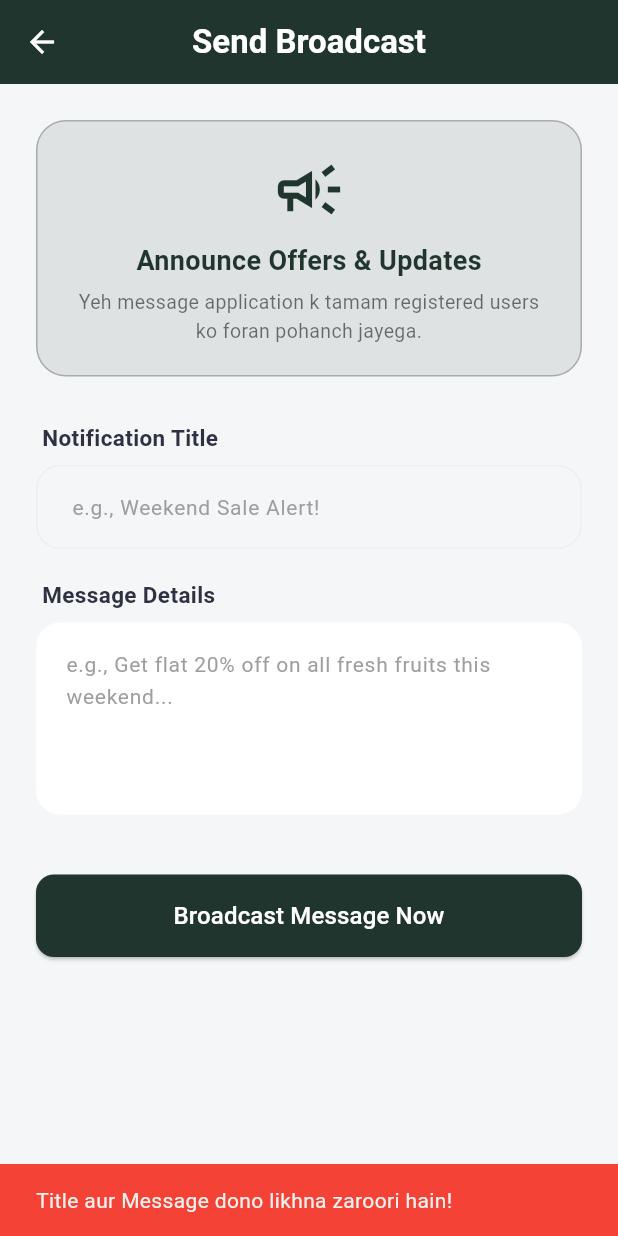
After one commit to RehanAhmadDev/zafgoal, a Flutter app: the SendNotificationPage screen opened directly, after a tap on "Broadcast Message Now", on a phone screen of 412 x 824 dp. The commit adds this screen. Run offline on Flutter 3.47's test engine with Material 3 defaults, Android fonts, the phone set to English and light mode, and no system bars; our stand-ins replace cached_network_image, image_picker, shared_preferences, supabase_flutter; accounts and stored records are empty; Roboto replaces fonts that are missing (Poppins).

Commit message:
Added SendNotificationPage and updated Admin Dashboard with Broadcast feature

```diff
--- a/lib/features/auth/presentation/pages/admin_dashboard.dart
+++ b/lib/features/auth/presentation/pages/admin_dashboard.dart
@@ -7,7 +7,9 @@ import 'package:zafgoal/features/auth/presentation/pages/sign_in_page.dart';
 import 'manage_products_page.dart';
 import 'manage_banners_page.dart';
 import 'manage_orders_page.dart';
-import 'customers_page.dart'; // NAYA IMPORT: Customers page k liye
+import 'customers_page.dart';
+// 1. NAYA IMPORT: Send Notification page k liye
+import 'send_notification_page.dart';
 
 class AdminDashboard extends StatefulWidget {
   const AdminDashboard({super.key});
@@ -115,17 +117,30 @@ class _AdminDashboardState extends State<AdminDashboard> {
                       }
                   ),
 
-                  // 4. Customers Card (AB ACTIVE HAI)
+                  // 4. Customers Card
                   _buildDashboardCard(
                       context,
                       'Customers',
                       Icons.people_outline,
                       Colors.green,
                           () {
-                        // NAYA LOGIC: Navigation to Customers Page
                         Navigator.push(
                           context,
                           MaterialPageRoute(builder: (context) => const CustomersPage()),
+                        );
+                      }
+                  ),
+
+                  // 5. NAYA CARD: Send Notification Card
+                  _buildDashboardCard(
+                      context,
+                      'Send Broadcast',
+                      Icons.campaign_outlined,
+                      Colors.redAccent,
+                          () {
+                        Navigator.push(
+                          context,
+                          MaterialPageRoute(builder: (context) => const SendNotificationPage()),
                         );
                       }
                   ),
--- /dev/null
+++ b/lib/features/auth/presentation/pages/send_notification_page.dart
@@ -0,0 +1,185 @@
+import 'package:flutter/material.dart';
+import 'package:supabase_flutter/supabase_flutter.dart';
+
+// Agar in imports par red line aaye, toh unhein apne naye folder path k mutabiq update kar lijiye ga
+import 'package:zafgoal/core/theme/app_colors.dart';
+import 'package:zafgoal/shared/widgets/custom_text_field.dart';
+import 'package:zafgoal/shared/widgets/primary_button.dart';
+
+class SendNotificationPage extends StatefulWidget {
+  const SendNotificationPage({super.key});
+
+  @override
+  State<SendNotificationPage> createState() => _SendNotificationPageState();
+}
+
+class _SendNotificationPageState extends State<SendNotificationPage> {
+  final TextEditingController _titleController = TextEditingController();
+  final TextEditingController _messageController = TextEditingController();
+
+  bool _isLoading = false;
+
+  @override
+  void dispose() {
+    _titleController.dispose();
+    _messageController.dispose();
+    super.dispose();
+  }
+
+  // --- Sab Users Ko Notification Bhejne Ka Logic ---
+  Future<void> _sendNotificationToAll() async {
+    final title = _titleController.text.trim();
+    final message = _messageController.text.trim();
+
+    if (title.isEmpty || message.isEmpty) {
+      ScaffoldMessenger.of(context).showSnackBar(
+        const SnackBar(content: Text('Title aur Message dono likhna zaroori hain!'), backgroundColor: Colors.red),
+      );
+      return;
+    }
+
+    setState(() => _isLoading = true);
+
+    try {
+      final supabase = Supabase.instance.client;
+
+      // 1. Tamam users ko profiles table se mangwayein
+      final users = await supabase.from('profiles').select('id');
+
+      if (users.isEmpty) {
+        throw Exception('Koi user nahi mila.');
+      }
+
+      // 2. Har user k liye notification data tayar karein
+      List<Map<String, dynamic>> notificationsToInsert = [];
+      for (var user in users) {
+        notificationsToInsert.add({
+          'user_id': user['id'],
+          'title': title,
+          'subtitle': message,
+          'details': 'Sent by Admin Promo',
+          'icon_name': 'campaign', // Megaphone jaisa icon batane k liye
+        });
+      }
+
+      // 3. Aik hi dafa mein sab insert kar dein (Batch Insert)
+      await supabase.from('notifications').insert(notificationsToInsert);
+
+      if (mounted) {
+        ScaffoldMessenger.of(context).showSnackBar(
+          const SnackBar(content: Text('Sab users ko notification bhej di gayi hai! 🚀'), backgroundColor: Colors.green),
+        );
+
+        // Form clear kar dein
+        _titleController.clear();
+        _messageController.clear();
+      }
+    } catch (e) {
+      debugPrint('Notification Send Error: $e');
+      if (mounted) {
+        ScaffoldMessenger.of(context).showSnackBar(
+          SnackBar(content: Text('Error: $e'), backgroundColor: Colors.red),
+        );
+      }
+    } finally {
+      if (mounted) setState(() => _isLoading = false);
+    }
+  }
+
+  @override
+  Widget build(BuildContext context) {
+    return Scaffold(
+      backgroundColor: AppColors.background,
+      appBar: AppBar(
+        backgroundColor: AppColors.primaryDark,
+        elevation: 0,
+        title: const Text('Send Broadcast', style: TextStyle(color: Colors.white, fontWeight: FontWeight.bold)),
+        centerTitle: true,
+        leading: IconButton(
+          icon: const Icon(Icons.arrow_back, color: Colors.white),
+          onPressed: () => Navigator.pop(context),
+        ),
+      ),
+      body: SingleChildScrollView(
+        padding: const EdgeInsets.all(24.0),
+        child: Column(
+          crossAxisAlignment: CrossAxisAlignment.start,
+          children: [
+            // Header Card
+            Container(
+              width: double.infinity,
+              padding: const EdgeInsets.all(20),
+              decoration: BoxDecoration(
+                color: AppColors.primaryDark.withOpacity(0.1),
+                borderRadius: BorderRadius.circular(20),
+                border: Border.all(color: AppColors.primaryDark.withOpacity(0.3)),
+              ),
+              child: const Column(
+                children: [
+                  Icon(Icons.campaign_outlined, size: 50, color: AppColors.primaryDark),
+                  SizedBox(height: 10),
+                  Text(
+                    'Announce Offers & Updates',
+                    style: TextStyle(fontSize: 18, fontWeight: FontWeight.bold, color: AppColors.primaryDark),
+                  ),
+                  SizedBox(height: 5),
+                  Text(
+                    'Yeh message application k tamam registered users ko foran pohanch jayega.',
+                    textAlign: TextAlign.center,
+                    style: TextStyle(color: Colors.black54, fontSize: 13),
+                  ),
+                ],
+              ),
+            ),
+
+            const SizedBox(height: 30),
+
+            // Form Area
+            _buildLabel('Notification Title'),
+            CustomTextField(
+              controller: _titleController,
+              hintText: 'e.g., Weekend Sale Alert!',
+            ),
+
+            const SizedBox(height: 20),
+
+            _buildLabel('Message Details'),
+            TextField(
+              controller: _messageController,
+              maxLines: 4,
+              decoration: InputDecoration(
+                hintText: 'e.g., Get flat 20% off on all fresh fruits this weekend...',
+                hintStyle: const TextStyle(color: Colors.grey, fontSize: 14),
+                filled: true,
+                fillColor: Colors.white,
+                contentPadding: const EdgeInsets.all(16),
+                border: OutlineInputBorder(borderRadius: BorderRadius.circular(16), borderSide: BorderSide.none),
+                focusedBorder: OutlineInputBorder(borderRadius: BorderRadius.circular(16), borderSide: const BorderSide(color: AppColors.primaryDark, width: 1.5)),
+              ),
+            ),
+
+            const SizedBox(height: 40),
+
+            // Send Button
+            _isLoading
+                ? const Center(child: CircularProgressIndicator(color: AppColors.primaryDark))
+                : PrimaryButton(
+              text: 'Broadcast Message Now',
+              onPressed: _sendNotificationToAll,
+            ),
+          ],
+        ),
+      ),
+    );
+  }
+
+  Widget _buildLabel(String text) {
+    return Padding(
+      padding: const EdgeInsets.only(bottom: 8.0, left: 4.0),
+      child: Text(
+        text,
+        style: const TextStyle(fontSize: 15, fontWeight: FontWeight.bold, color: AppColors.textPrimary),
+      ),
+    );
+  }
+}
```
